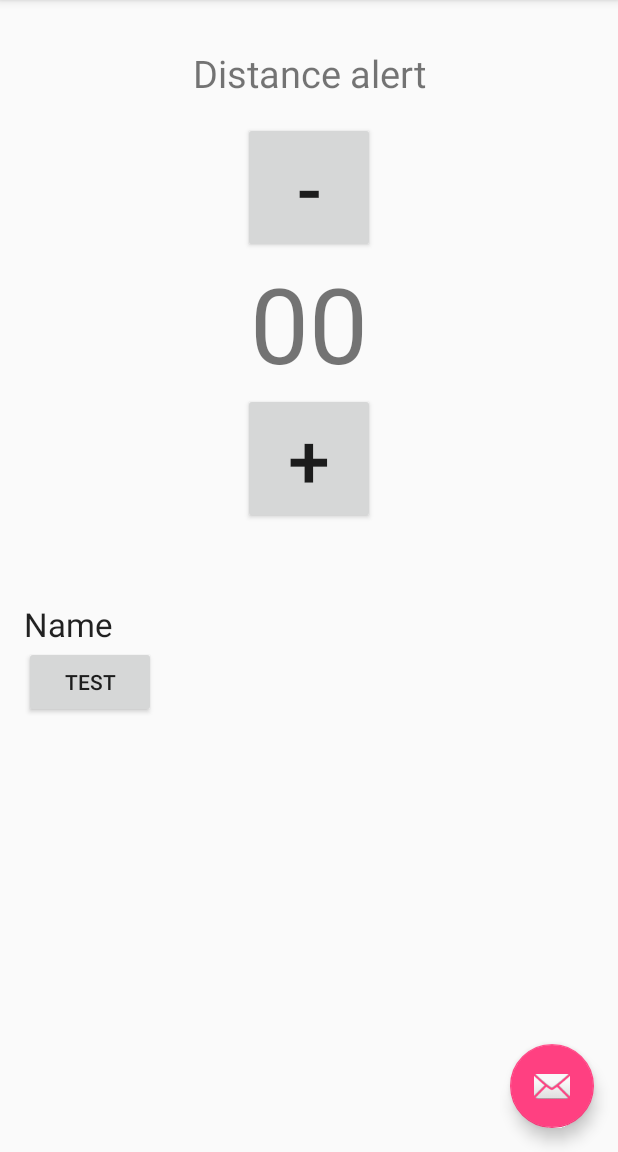
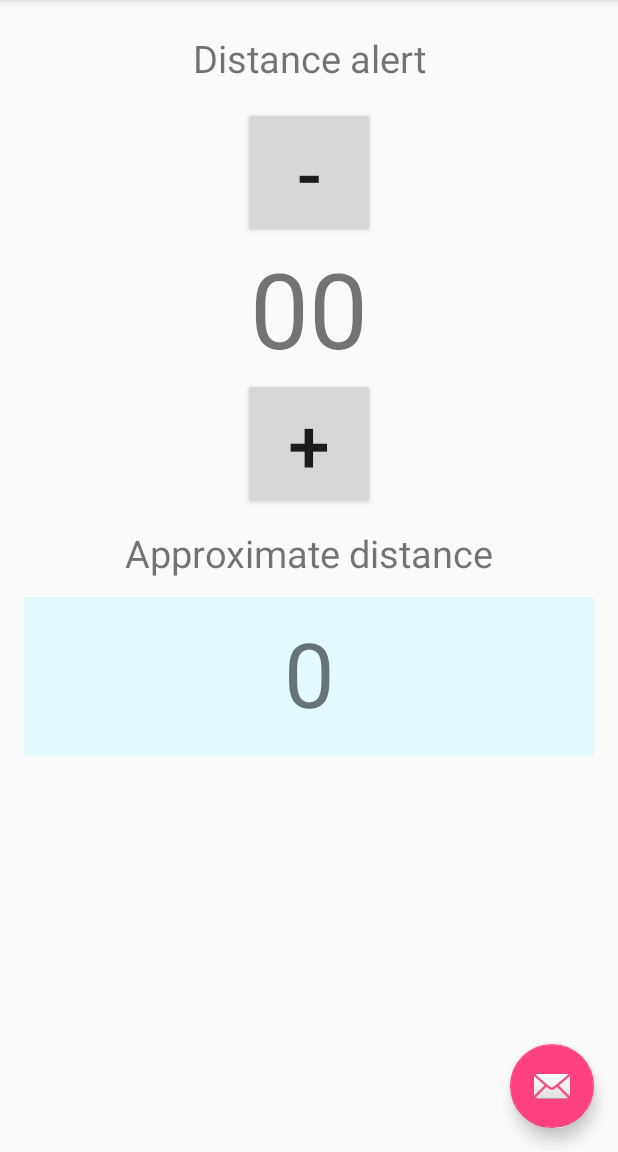
Before and after one commit to fernandorosero/KidLocaliza, an Android app: the screen it shows after launch (MainActivity), on a phone screen of 412 x 824 dp, the part 84-1236 px from its top. Run offline under Robolectric (Android 15) with nearby library versions, the phone set to English and light mode, and no system bars.

Commit message:
Commit Lenovo

```diff
--- a/app/src/main/java/com/thelastmonkey/kidlocaliza/MainActivity.java
+++ b/app/src/main/java/com/thelastmonkey/kidlocaliza/MainActivity.java
@@ -36,7 +36,6 @@ public class MainActivity extends AppCompatActivity
         implements NavigationView.OnNavigationItemSelectedListener {
 
     private static final int REQUEST_ENABLE_BT = 1 ;
-    Button btnPrueba;
     Button btnMas;
     Button btnMenos;
     TextView textViewDistancia;
@@ -54,7 +53,6 @@ public class MainActivity extends AppCompatActivity
 
         setRequestedOrientation(ActivityInfo.SCREEN_ORIENTATION_PORTRAIT);
 
-        btnPrueba = (Button)findViewById(R.id.btnPrueba);
         btnMas = (Button)findViewById(R.id.btnMas);
         btnMenos = (Button)findViewById(R.id.btnMenos);
         textViewDistancia = (TextView)findViewById(R.id.textViewDistancia);
@@ -129,22 +127,6 @@ public class MainActivity extends AppCompatActivity
             // AlertNoGps();
         }
 
-        final KidLocalizaUtil kidLocalTutil = new KidLocalizaUtil();
-        final KidDTO kidDTO = new KidDTO();
-        kidDTO.setNombre("Marcos");
-        kidDTO.setEdad(5);
-        kidDTO.setMajor(1);
-
-
-        btnPrueba.setOnClickListener(new View.OnClickListener() {
-            @Override
-            public void onClick(View view) {
-                Toast.makeText(getApplicationContext(),"Funciona el botoncito",Toast.LENGTH_SHORT).show();
-                kidLocalTutil.metodoPrueba();
-
-                kidLocalTutil.muestroKidDTO(kidDTO);
-            }
-        });
 
         FloatingActionButton fab = (FloatingActionButton) findViewById(R.id.fab);
         fab.setOnClickListener(new View.OnClickListener() {
--- a/app/src/main/res/layout/content_main.xml
+++ b/app/src/main/res/layout/content_main.xml
@@ -23,7 +23,7 @@
             android:text="@string/titulo"
             android:textSize="25dp"
             android:textAlignment="center"
-            android:layout_marginTop="15dp"
+            android:layout_marginTop="5dp"
             android:layout_marginBottom="15dp"
             android:layout_width="match_parent"
             android:layout_height="wrap_content" />
@@ -56,24 +56,25 @@
         android:layout_height="wrap_content">
 
         <TextView
-            android:layout_width="wrap_content"
-            android:layout_height="wrap_content"
-            android:textAppearance="?android:attr/textAppearanceLarge"
-            android:text="@string/nombre"
-            android:id="@+id/textView2"
-            android:layout_below="@+id/textView3"
-            android:layout_alignParentLeft="true"
-            android:layout_alignParentStart="true"
-            android:layout_marginTop="52dp" />
+            android:id="@+id/txtViewDistanciaAproximada"
+            android:text="@string/distanciaaproximada"
+            android:textSize="25dp"
+            android:textAlignment="center"
+            android:layout_width="match_parent"
+            android:layout_height="match_parent"
+            android:layout_marginTop="12dp"
+            android:layout_marginBottom="12dp"/>
+        <TextView
+            android:id="@+id/textViewDistanciaReal"
+            android:text="0"
+            android:textSize="60dp"
+            android:textAlignment="center"
+            android:paddingTop="10dp"
+            android:paddingBottom="15dp"
+            android:background="#e2fafe"
+            android:layout_width="match_parent"
+            android:layout_height="match_parent" />
 
-        <Button
-            android:layout_width="wrap_content"
-            android:layout_height="wrap_content"
-            android:text="@string/btnPrueba"
-            android:id="@+id/btnPrueba"
-            android:layout_below="@+id/textView2"
-            android:layout_alignParentLeft="true"
-            android:layout_alignParentStart="true" />
     </LinearLayout>
 
 </LinearLayout>
--- a/app/src/main/res/values/strings.xml
+++ b/app/src/main/res/values/strings.xml
@@ -14,4 +14,5 @@
     <string name="enviarubicacion">Send location</string>
     <string name="compartir">Share</string>
     <string name="ajustes">Settings</string>
+    <string name="distanciaaproximada">Approximate distance</string>
 </resources>
```
Also changed, not shown: 2 other files.
